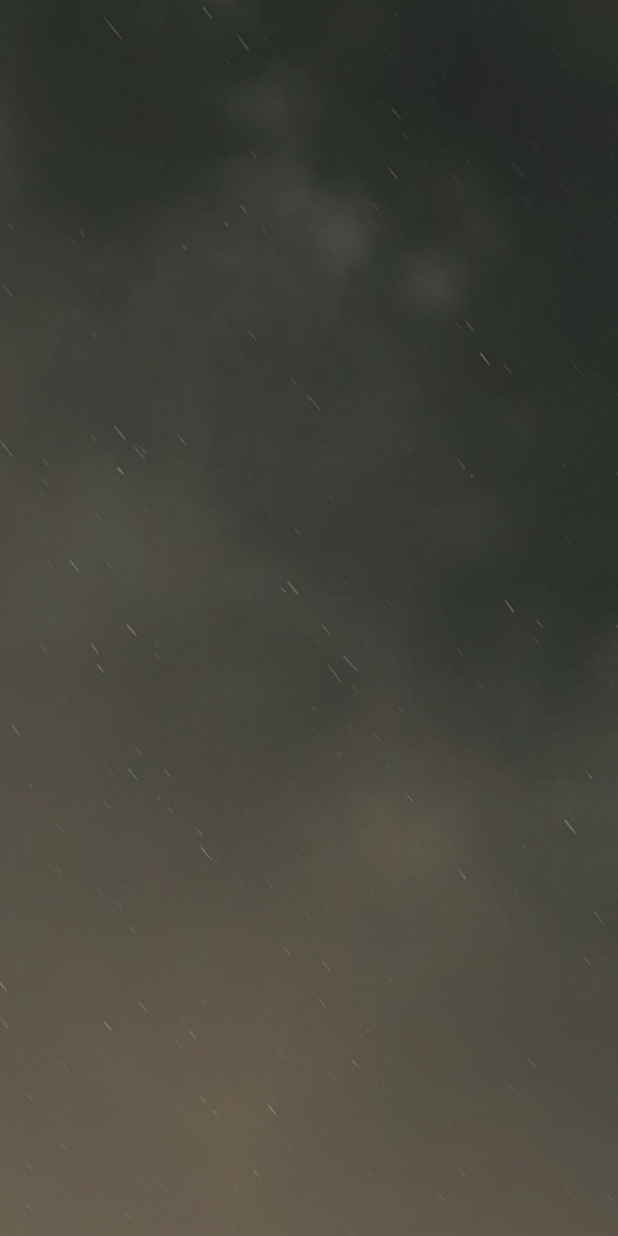
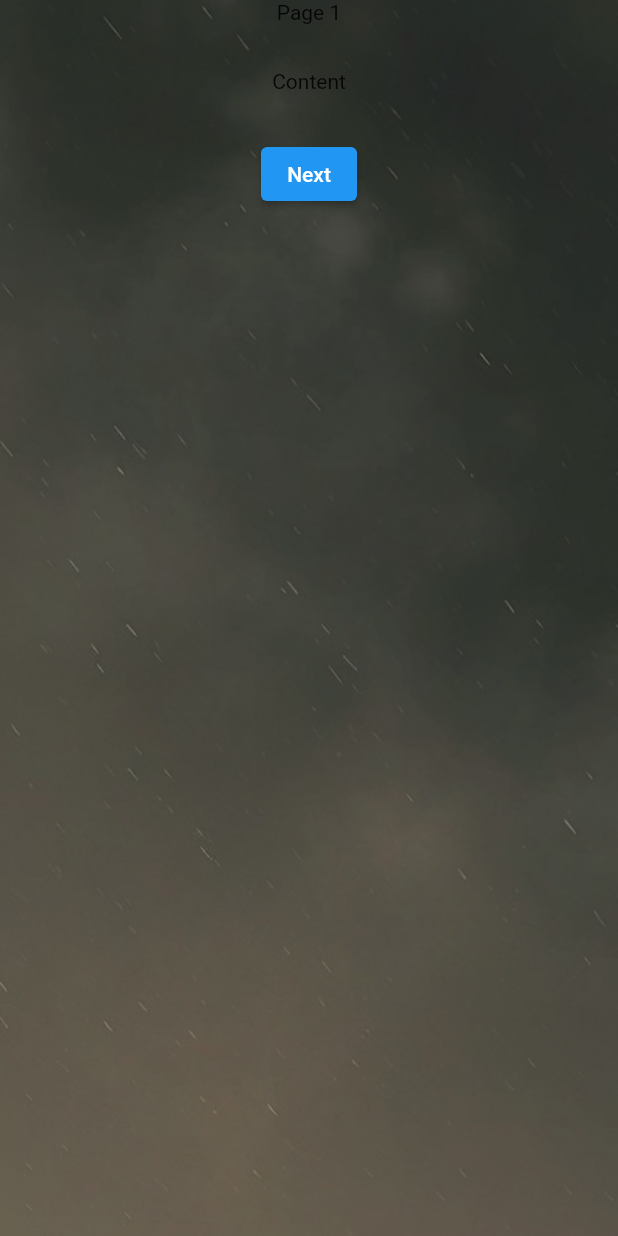
Before and after one commit to AtanasNankinski/DiplomaWorkMobile, a Flutter app: the screen it shows after launch, on a phone screen of 412 x 824 dp. Run offline on Flutter 3.47's test engine with Material 2 defaults, Android fonts, the light colour scheme and no system bars; our stand-ins replace flutter_riverpod.

Commit message:
Created PageView for the different onboarding screens.

```diff
--- a/lib/components/base_page_widget.dart
+++ b/lib/components/base_page_widget.dart
@@ -27,8 +27,9 @@
           ),
         ),
         body: SafeArea(
-          child: SingleChildScrollView(
-              child: child
+          child: Padding(
+            padding: const EdgeInsets.all(30.0),
+            child: child,
           ),
         ),
       ),
--- a/lib/main.dart
+++ b/lib/main.dart
@@ -1,7 +1,10 @@
+import 'package:flutter/material.dart';
+import 'package:flutter/services.dart';
+
+import 'package:flutter_riverpod/flutter_riverpod.dart';
+
 import 'package:diploma_work_mobile/onboarding/onboarding_page.dart';
 import 'package:diploma_work_mobile/theme/theme.dart';
-import 'package:flutter/material.dart';
-import 'package:flutter/services.dart';
 
 void main() {
   WidgetsFlutterBinding.ensureInitialized();
@@ -14,7 +17,7 @@
     DeviceOrientation.portraitDown,
   ]);
 
-  runApp(const MyApp());
+  runApp(ProviderScope(child: MyApp()),);
 }
 
 class MyApp extends StatelessWidget {
@@ -26,7 +29,7 @@
       title: 'Flutter Demo',
       theme: mainTheme,
       debugShowCheckedModeBanner: false,
-      home: const OnboardingPage(),
+      home: OnboardingPage(),
     );
   }
 }
--- a/lib/onboarding/onboarding_page.dart
+++ b/lib/onboarding/onboarding_page.dart
@@ -1,17 +1,103 @@
 import 'package:flutter/material.dart';
+
+import 'package:flutter_riverpod/flutter_riverpod.dart';
+
+import 'package:diploma_work_mobile/onboarding/onboarding_view.dart';
 import 'package:diploma_work_mobile/components/base_page_nobar_widget.dart';
 
-class OnboardingPage extends StatelessWidget {
+class OnboardingPage extends StatefulWidget {
   const OnboardingPage({Key? key}) : super(key: key);
+
+  @override
+  State<OnboardingPage> createState() => _OnboardingPageState();
+}
+
+class _OnboardingPageState extends State<OnboardingPage> {
+  final pageController = PageController(initialPage: 0);
+
+  @override
+  void dispose() {
+    pageController.dispose();
+
+    super.dispose();
+  }
 
   @override
   Widget build(BuildContext context) {
     return BasePageNoBarWidget(
       child: PageView(
+        scrollDirection: Axis.horizontal,
+        controller: pageController,
         children: [
+          OnboardingView(
+            title: "Page 1",
+            content: "Content",
+            button: onboardingButton(
+              onPressed: () {
+                pageController.animateToPage(
+                  1,
+                  duration: Duration(seconds: 1),
+                  curve: Curves.easeInOut,
+                );
+              },
+              content: "Next",
+            ),
+          ),
+          OnboardingView(
+            title: "Page 2",
+            content: "Content",
+            button: onboardingButton(
+              onPressed: (){
 
+              },
+              content: "Next",
+            ),
+          ),
+          OnboardingView(
+            title: "Page 3",
+            content: "Content",
+            button: onboardingButton(
+              onPressed: (){},
+              content: "Next",
+            ),
+          ),
+          OnboardingView(
+            title: "Page 4",
+            content: "Content",
+            button: onboardingButton(
+              onPressed: (){},
+              content: "Get Started",
+            ),
+          ),
         ],
       ),
     );
   }
 }
+
+Widget onboardingButton({required VoidCallback onPressed, required String content}){
+  return ElevatedButton(
+    onPressed: onPressed,
+    child: Text(content),
+  );
+}
+
+final StateNotifierProvider<PageViewNotifier, int> pageViewProvider = StateNotifierProvider(
+    (ref) => PageViewNotifier(),
+);
+
+class PageViewNotifier extends StateNotifier<int> {
+  PageViewNotifier() : super(0);
+
+  void next() {
+    if(state < 4){
+      state++;
+    }
+  }
+
+  void previous() {
+    if(state < 1){
+      state--;
+    }
+  }
+}
--- /dev/null
+++ b/lib/onboarding/onboarding_view.dart
@@ -0,0 +1,24 @@
+import 'package:flutter/material.dart';
+
+class OnboardingView extends StatelessWidget {
+  final String title;
+  final String content;
+  final Widget button;
+
+  const OnboardingView({required this.title, required this.content, required this.button, Key? key}) : super(key: key);
+
+  @override
+  Widget build(BuildContext context) {
+    return SingleChildScrollView(
+      child: Column(
+        children: [
+          Text(title),
+          SizedBox(height: 30,),
+          Text(content),
+          SizedBox(height: 30,),
+          button
+        ],
+      ),
+    );
+  }
+}
--- a/lib/theme/theme.dart
+++ b/lib/theme/theme.dart
@@ -1,5 +1,4 @@
 import 'package:flutter/material.dart';
 
 ThemeData mainTheme = ThemeData(
-
 );
--- a/pubspec.yaml
+++ b/pubspec.yaml
@@ -35,7 +35,7 @@
   # Use with the CupertinoIcons class for iOS style icons.
   cupertino_icons: ^1.0.2
 
-  hooks_riverpod: ^2.3.6
+  flutter_riverpod: ^2.3.6
 
 dev_dependencies:
   flutter_test:
```
Also changed, not shown: lib/onboarding/onboarding_page_four.dart (deleted, +0 -14 lines), lib/onboarding/onboarding_page_one.dart (deleted, +0 -14 lines), lib/onboarding/onboarding_page_three.dart (deleted, +0 -14 lines), lib/onboarding/onboarding_page_two.dart (deleted, +0 -14 lines), pubspec.lock.
